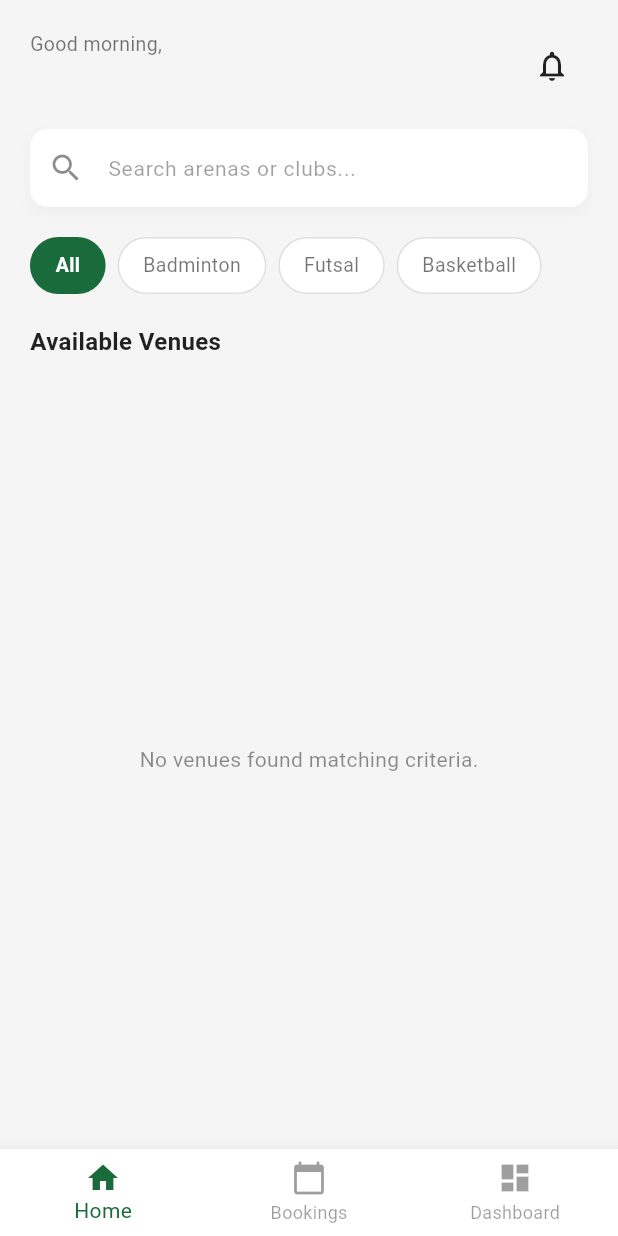
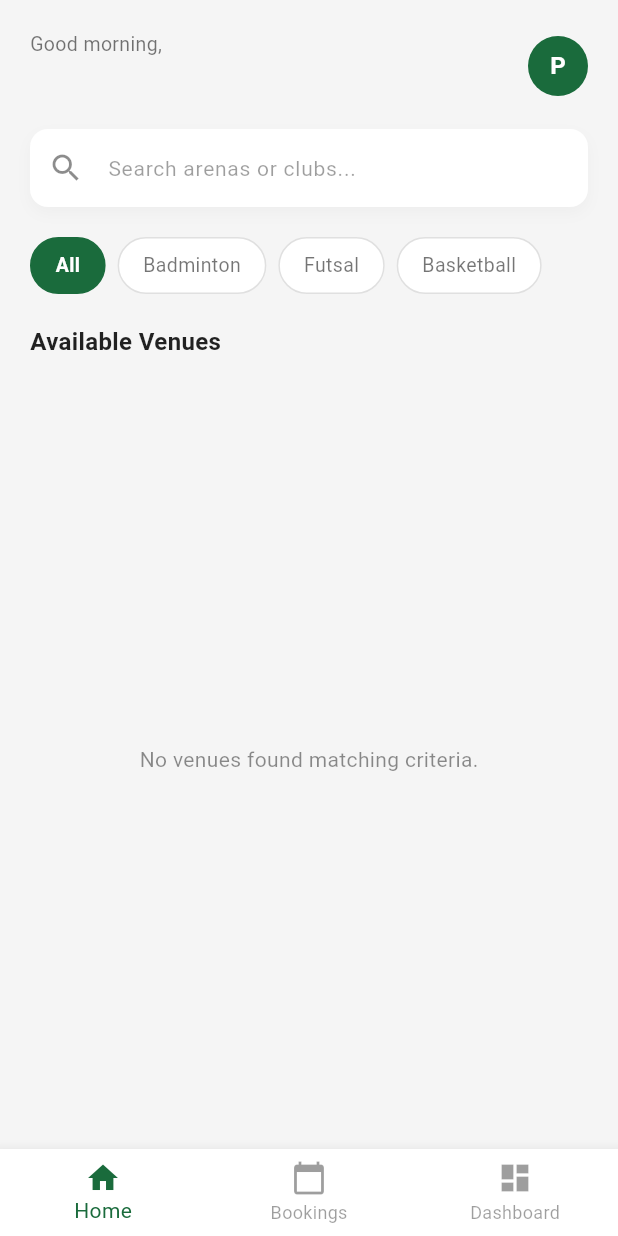
Before and after one commit to yasminbtrsy/slotin, a Flutter app: the HomeScreen screen opened by its route, on a phone screen of 412 x 824 dp. Run offline on Flutter 3.47's test engine with Material 3 defaults, Android fonts, the phone set to English and light mode, and no system bars; our stand-ins replace cloud_firestore, firebase_auth, firebase_core, flutter_local_notifications, google_fonts; accounts and stored records are empty.

Commit message:
what you did

```diff
--- a/lib/yasmin/home_screen.dart
+++ b/lib/yasmin/home_screen.dart
@@ -131,12 +131,15 @@ class _HomeScreenState extends State<HomeScreen> {
                     ),
                   ],
                 ),
-                IconButton(
-                  icon: const Icon(
-                    Icons.notifications_none,
-                    color: Colors.black87,
+                CircleAvatar(
+                  backgroundColor: const Color(0xFF1A6B3C),
+                  child: Text(
+                    _userName.isNotEmpty ? _userName[0].toUpperCase() : 'P',
+                    style: const TextStyle(
+                      color: Colors.white,
+                      fontWeight: FontWeight.bold,
+                    ),
                   ),
-                  onPressed: () {},
                 ),
               ],
             ),
--- a/pubspec.yaml
+++ b/pubspec.yaml
@@ -18,6 +18,7 @@ dependencies:
   firebase_core: ^3.8.0
   firebase_auth: ^5.3.4
   cloud_firestore: ^5.6.12
+  flutter_local_notifications: ^17.0.0
 
 dev_dependencies:
   flutter_test:
```
Also changed, not shown: lib/main.dart (+24 -1 lines), lib/yasmin/booking_screen.dart (+37 -0 lines), pubspec.lock, 3 other files.
